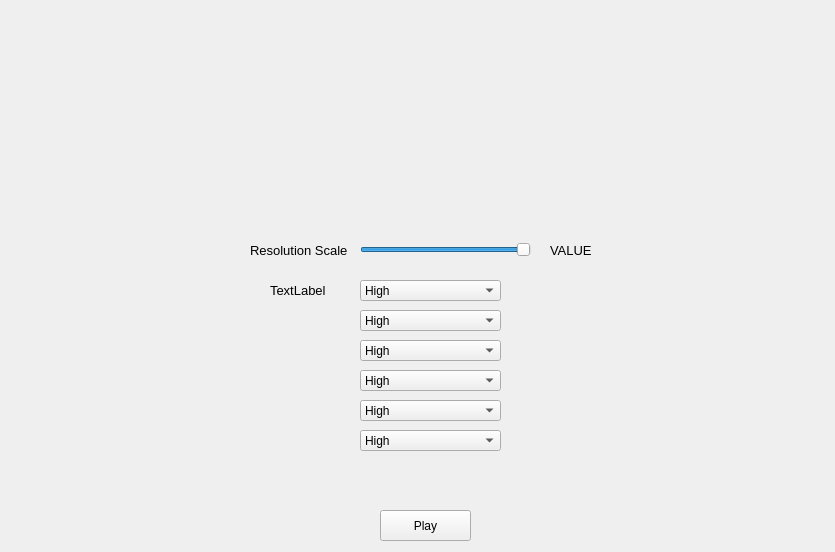
First picture: the form in mainwindow.ui, repository IsoJumper/totallyunbalanced_launcher_qt, before the edit.
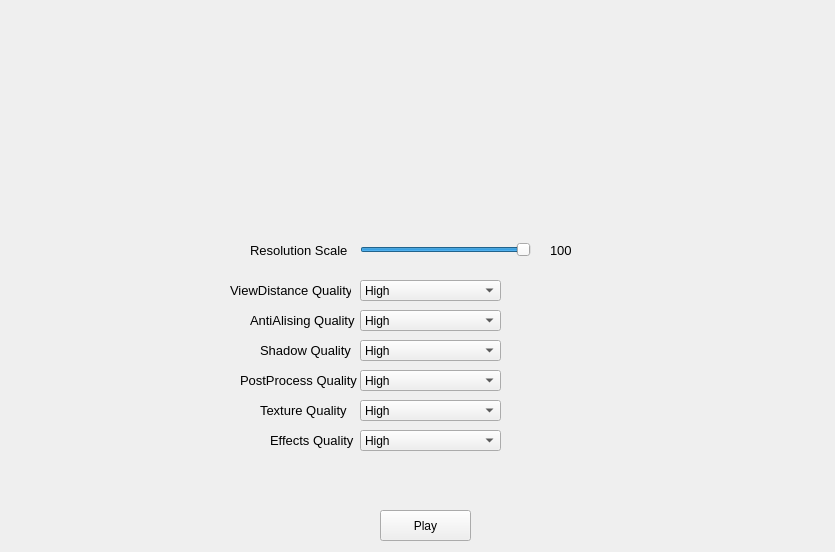
Second picture: the form after the edit. Icons and pictures are not drawn.

```diff
--- a/mainwindow.ui
+++ b/mainwindow.ui
@@ -233,9 +233,9 @@
    <widget class="QLabel" name="label">
     <property name="geometry">
      <rect>
-      <x>270</x>
+      <x>230</x>
       <y>280</y>
-      <width>81</width>
+      <width>121</width>
       <height>20</height>
      </rect>
     </property>
@@ -245,7 +245,7 @@
      </font>
     </property>
     <property name="text">
-     <string>TextLabel</string>
+     <string>ViewDistance Quality</string>
     </property>
    </widget>
    <widget class="QSlider" name="horizontalSlider">
@@ -293,7 +293,7 @@
      <rect>
       <x>550</x>
       <y>240</y>
-      <width>51</width>
+      <width>21</width>
       <height>21</height>
      </rect>
     </property>
@@ -303,7 +303,7 @@
      </font>
     </property>
     <property name="text">
-     <string>VALUE</string>
+     <string>100</string>
     </property>
    </widget>
    <widget class="QWidget" name="widget" native="true">
@@ -332,6 +332,96 @@
      <string>Play</string>
     </property>
    </widget>
+   <widget class="QLabel" name="label_3">
+    <property name="geometry">
+     <rect>
+      <x>250</x>
+      <y>310</y>
+      <width>111</width>
+      <height>20</height>
+     </rect>
+    </property>
+    <property name="font">
+     <font>
+      <pointsize>10</pointsize>
+     </font>
+    </property>
+    <property name="text">
+     <string>AntiAlising Quality</string>
+    </property>
+   </widget>
+   <widget class="QLabel" name="label_4">
+    <property name="geometry">
+     <rect>
+      <x>240</x>
+      <y>370</y>
+      <width>121</width>
+      <height>20</height>
+     </rect>
+    </property>
+    <property name="font">
+     <font>
+      <pointsize>10</pointsize>
+     </font>
+    </property>
+    <property name="text">
+     <string>PostProcess Quality</string>
+    </property>
+   </widget>
+   <widget class="QLabel" name="label_5">
+    <property name="geometry">
+     <rect>
+      <x>260</x>
+      <y>340</y>
+      <width>91</width>
+      <height>20</height>
+     </rect>
+    </property>
+    <property name="font">
+     <font>
+      <pointsize>10</pointsize>
+     </font>
+    </property>
+    <property name="text">
+     <string>Shadow Quality</string>
+    </property>
+   </widget>
+   <widget class="QLabel" name="label_6">
+    <property name="geometry">
+     <rect>
+      <x>260</x>
+      <y>400</y>
+      <width>91</width>
+      <height>20</height>
+     </rect>
+    </property>
+    <property name="font">
+     <font>
+      <pointsize>10</pointsize>
+     </font>
+    </property>
+    <property name="text">
+     <string>Texture Quality</string>
+    </property>
+   </widget>
+   <widget class="QLabel" name="label_7">
+    <property name="geometry">
+     <rect>
+      <x>270</x>
+      <y>430</y>
+      <width>91</width>
+      <height>20</height>
+     </rect>
+    </property>
+    <property name="font">
+     <font>
+      <pointsize>10</pointsize>
+     </font>
+    </property>
+    <property name="text">
+     <string>Effects Quality</string>
+    </property>
+   </widget>
   </widget>
  </widget>
  <layoutdefault spacing="6" margin="11"/>
```
